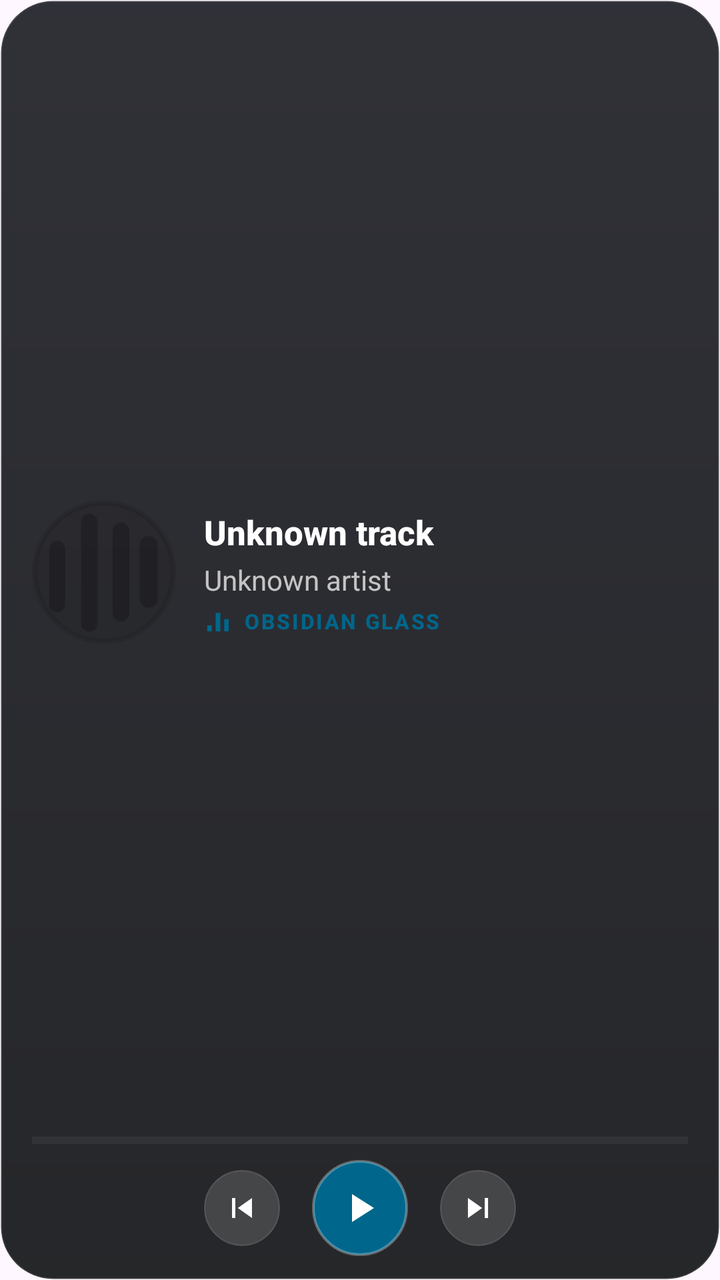
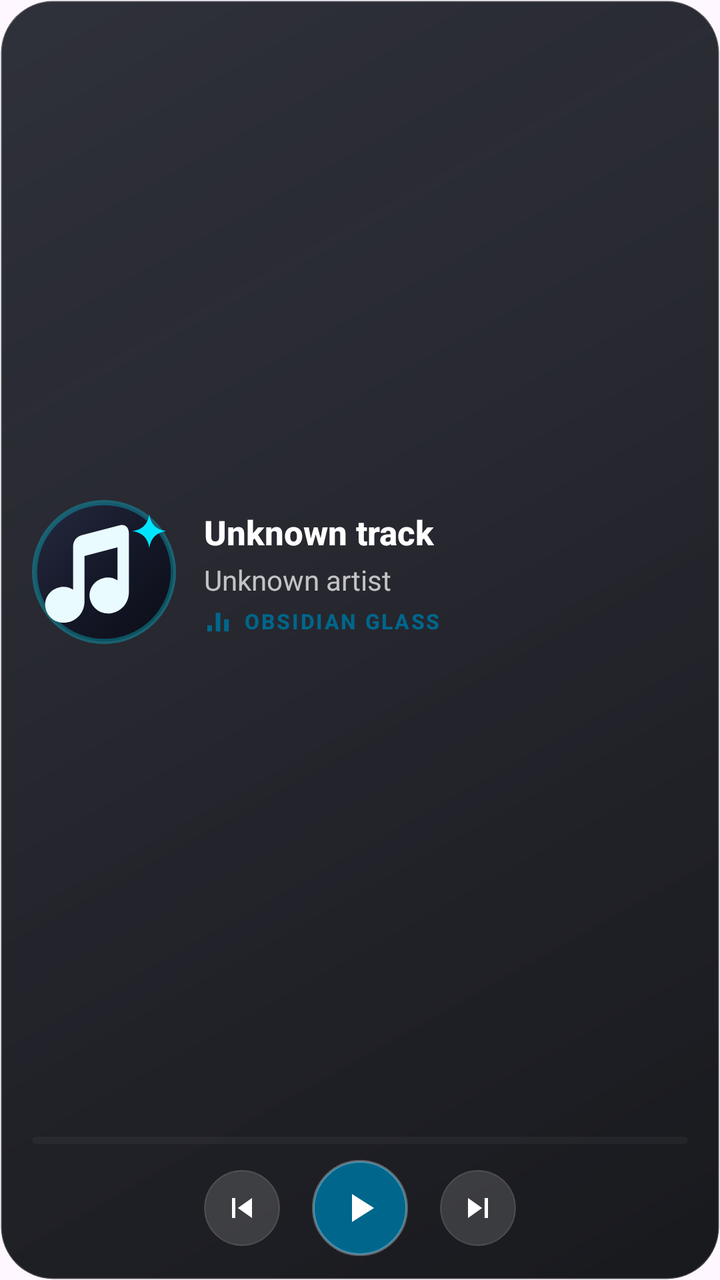

An Android layout rendered at two revisions. The XML below is the earlier revision; the diff shows what the commit changed to produce the second picture.
<!-- AndroidManifest.xml: application theme Theme.NeonSong.Splash -->
<!-- res/layout/widget_obsidian_expanded.xml -->
<?xml version="1.0" encoding="utf-8"?>
<LinearLayout xmlns:android="http://schemas.android.com/apk/res/android"
    android:id="@+id/widget_root"
    android:layout_width="match_parent"
    android:layout_height="match_parent"
    android:background="@drawable/widget_obsidian_background"
    android:clipToOutline="true"
    android:gravity="center_vertical"
    android:orientation="vertical"
    android:paddingStart="16dp"
    android:paddingEnd="16dp"
    android:paddingTop="12dp"
    android:paddingBottom="12dp">

    
    <LinearLayout
        android:id="@+id/widget_empty_group"
        android:layout_width="match_parent"
        android:layout_height="wrap_content"
        android:gravity="center_vertical"
        android:orientation="horizontal"
        android:visibility="gone">

        <ImageView
            android:id="@+id/widget_empty_icon"
            android:layout_width="60dp"
            android:layout_height="60dp"
            android:contentDescription="@null"
            android:src="@drawable/widget_art_placeholder" />

        <LinearLayout
            android:layout_width="0dp"
            android:layout_height="wrap_content"
            android:layout_marginStart="14dp"
            android:layout_weight="1"
            android:orientation="vertical">

            <TextView
                android:id="@+id/widget_empty_title"
                android:layout_width="match_parent"
                android:layout_height="wrap_content"
                android:ellipsize="end"
                android:fontFamily="sans-serif-medium"
                android:maxLines="1"
                android:text="@string/widget_obsidian_name"
                android:textColor="#FFFFFFFF"
                android:textSize="17sp"
                android:textStyle="bold" />

            <TextView
                android:id="@+id/widget_empty_sub"
                android:layout_width="match_parent"
                android:layout_height="wrap_content"
                android:layout_marginTop="3dp"
                android:ellipsize="end"
                android:fontFamily="sans-serif"
                android:maxLines="1"
                android:text="@string/widget_obsidian_description"
                android:textColor="#B8FFFFFF"
                android:textSize="13.5sp" />
        </LinearLayout>
    </LinearLayout>

    
    <LinearLayout
        android:id="@+id/widget_content_group"
        android:layout_width="match_parent"
        android:layout_height="match_parent"
        android:gravity="center_vertical"
        android:orientation="vertical">

        
        <LinearLayout
            android:layout_width="match_parent"
            android:layout_height="0dp"
            android:layout_weight="1"
            android:gravity="center_vertical"
            android:orientation="horizontal">

            <ImageView
                android:id="@+id/widget_art"
                android:layout_width="72dp"
                android:layout_height="72dp"
                android:contentDescription="@null"
                android:scaleType="centerCrop"
                android:src="@drawable/widget_art_placeholder" />

            <LinearLayout
                android:layout_width="0dp"
                android:layout_height="wrap_content"
                android:layout_marginStart="14dp"
                android:layout_weight="1"
                android:gravity="center_vertical"
                android:orientation="vertical">

                <TextView
                    android:id="@+id/widget_title"
                    android:layout_width="match_parent"
                    android:layout_height="wrap_content"
                    android:ellipsize="end"
                    android:fontFamily="sans-serif-medium"
                    android:maxLines="2"
                    android:text="Unknown track"
                    android:textColor="#FFFFFFFF"
                    android:textSize="17sp"
                    android:textStyle="bold" />

                <TextView
                    android:id="@+id/widget_subtitle"
                    android:layout_width="match_parent"
                    android:layout_height="wrap_content"
                    android:layout_marginTop="3dp"
                    android:ellipsize="end"
                    android:fontFamily="sans-serif"
                    android:maxLines="1"
                    android:text="Unknown artist"
                    android:textColor="#B8FFFFFF"
                    android:textSize="14sp" />

                <LinearLayout
                    android:id="@+id/widget_eq_group"
                    android:layout_width="wrap_content"
                    android:layout_height="wrap_content"
                    android:layout_marginTop="4dp"
                    android:gravity="center_vertical"
                    android:orientation="horizontal">

                    <ImageView
                        android:id="@+id/widget_eq_icon"
                        android:layout_width="14dp"
                        android:layout_height="14dp"
                        android:contentDescription="@null"
                        android:src="@drawable/widget_eq_frame_0" />

                    <TextView
                        android:id="@+id/widget_state"
                        android:layout_width="wrap_content"
                        android:layout_height="wrap_content"
                        android:layout_marginStart="6dp"
                        android:fontFamily="sans-serif-medium"
                        android:letterSpacing="0.08"
                        android:textAllCaps="true"
                        android:text="OBSIDIAN GLASS"
                        android:textColor="@color/widget_primary"
                        android:textSize="10.5sp"
                        android:textStyle="bold" />
                </LinearLayout>
            </LinearLayout>
        </LinearLayout>

        
        <LinearLayout
            android:id="@+id/widget_progress_row"
            android:layout_width="match_parent"
            android:layout_height="wrap_content"
            android:layout_marginTop="8dp"
            android:layout_marginBottom="8dp"
            android:gravity="center_vertical"
            android:orientation="horizontal">

            <ProgressBar
                android:id="@+id/widget_progress"
                style="?android:attr/progressBarStyleHorizontal"
                android:layout_width="match_parent"
                android:layout_height="3.5dp"
                android:max="1000"
                android:progress="0"
                android:progressBackgroundTint="#33FFFFFF"
                android:progressTint="@color/widget_primary" />
        </LinearLayout>

        
        <LinearLayout
            android:id="@+id/widget_controls_group"
            android:layout_width="match_parent"
            android:layout_height="wrap_content"
            android:gravity="center"
            android:orientation="horizontal">

            <ImageButton
                android:id="@+id/widget_prev"
                android:layout_width="38dp"
                android:layout_height="38dp"
                android:background="@drawable/widget_obsidian_button"
                android:contentDescription="@string/desc_previous"
                android:padding="9dp"
                android:scaleType="fitCenter"
                android:src="@drawable/ic_widget_skip_previous"
                android:tint="#FFFFFFFF" />

            <FrameLayout
                android:id="@+id/widget_play_pause_container"
                android:layout_width="48dp"
                android:layout_height="48dp"
                android:layout_marginStart="16dp"
                android:layout_marginEnd="16dp"
                android:background="@drawable/widget_obsidian_play">

                <ImageView
                    android:id="@+id/widget_play_pause"
                    android:layout_width="24dp"
                    android:layout_height="24dp"
                    android:layout_gravity="center"
                    android:contentDescription="@string/desc_play_pause"
                    android:src="@drawable/ic_widget_play"
                    android:tint="@color/widget_on_primary" />
            </FrameLayout>

            <FrameLayout
                android:id="@+id/widget_next_container"
                android:layout_width="38dp"
                android:layout_height="38dp"
                android:background="@drawable/widget_obsidian_button">

                <ImageButton
                    android:id="@+id/widget_next"
                    android:layout_width="match_parent"
                    android:layout_height="match_parent"
                    android:background="@android:color/transparent"
                    android:contentDescription="@string/desc_next"
                    android:padding="9dp"
                    android:scaleType="fitCenter"
                    android:src="@drawable/ic_widget_skip_next"
                    android:tint="#FFFFFFFF" />
            </FrameLayout>
        </LinearLayout>
    </LinearLayout>
</LinearLayout>
<!-- resources referenced by this layout -->
<resources>
  <color name="widget_on_primary">#FF000000</color>
  <color name="widget_primary">#FF00E5FF</color>
  <!-- drawable widget_art_placeholder (drawable) -->
  <?xml version="1.0" encoding="utf-8"?>
  <layer-list xmlns:android="http://schemas.android.com/apk/res/android">
      <item>
          <shape android:shape="rectangle">
              <corners android:radius="14dp" />
              <solid android:color="@color/widget_surface_variant" />
              <stroke
                  android:width="1dp"
                  android:color="@color/widget_hairline" />
          </shape>
      </item>
      <item
          android:width="26dp"
          android:height="26dp"
          android:gravity="center"
          android:drawable="@drawable/ic_widget_logo_mark" />
  </layer-list>
  <!-- drawable widget_obsidian_background (drawable) -->
  <?xml version="1.0" encoding="utf-8"?>
  <shape xmlns:android="http://schemas.android.com/apk/res/android"
      android:shape="rectangle">
      <corners android:radius="26dp" />
      <gradient
          android:angle="270"
          android:startColor="#E61A1B22"
          android:endColor="#E60E0F12"
          android:type="linear" />
      <stroke
          android:width="1dp"
          android:color="#26FFFFFF" />
  </shape>
  <string name="desc_next">Next</string>
  <string name="desc_play_pause">Play or pause</string>
  <string name="desc_previous">Previous</string>
  <string name="widget_obsidian_description">Frosted obsidian glass player with translucent depth and crystal rim</string>
  <string name="widget_obsidian_name">Neon Song Obsidian Glass</string>
  <color name="widget_surface_variant">#14000000</color>
  <color name="widget_hairline">#1A000000</color>
  <!-- drawable ic_widget_logo_mark (drawable) -->
  <vector xmlns:android="http://schemas.android.com/apk/res/android"
      android:width="24dp"
      android:height="24dp"
      android:viewportWidth="108"
      android:viewportHeight="108">
      <path
          android:fillColor="@color/widget_on_surface_variant"
          android:pathData="M12.92,36.47 A5.99,5.99 0 0 1 24.89,36.47 L24.89,78.39 A5.99,5.99 0 0 1 12.92,78.39 Z" />
      <path
          android:fillColor="@color/widget_on_surface_variant"
          android:pathData="M36.86,16.58 A6.14,6.14 0 0 1 49.15,16.58 L49.15,92.58 A6.14,6.14 0 0 1 36.86,92.58 Z" />
      <path
          android:fillColor="@color/widget_on_surface_variant"
          android:pathData="M60.54,23.12 A6.25,6.25 0 0 1 73.04,23.12 L73.04,84.82 A6.25,6.25 0 0 1 60.54,84.82 Z" />
      <path
          android:fillColor="@color/widget_on_surface_variant"
          android:pathData="M80.74,33.72 A6.72,6.72 0 0 1 94.18,33.72 L94.18,74.17 A6.72,6.72 0 0 1 80.74,74.17 Z" />
  </vector>
  <color name="widget_eq_bar">#FF00E5FF</color>
  <color name="splash_background">#FF100F0F</color>
  <!-- drawable neon_song_splash_art (drawable) -->
  <?xml version="1.0" encoding="utf-8"?>
  <bitmap xmlns:android="http://schemas.android.com/apk/res/android"
      android:src="@drawable/beru_icon_3d"
      android:gravity="fill" />
  <color name="widget_on_surface_variant">#8A1A1A1E</color>
  <!-- unchanged entries left out for length: 10 -->
</resources>

<!-- the commit's change to res/layout/widget_obsidian_expanded.xml (unified diff, before → after) -->
@@ -23,9 +23,10 @@
 
         <ImageView
             android:id="@+id/widget_empty_icon"
-            android:layout_width="60dp"
-            android:layout_height="60dp"
+            android:layout_width="62dp"
+            android:layout_height="62dp"
             android:contentDescription="@null"
+            android:scaleType="centerCrop"
             android:src="@drawable/widget_art_placeholder" />
 
         <LinearLayout
@@ -166,6 +167,7 @@
                 android:max="1000"
                 android:progress="0"
                 android:progressBackgroundTint="#33FFFFFF"
+                android:progressDrawable="@drawable/widget_progress_bar"
                 android:progressTint="@color/widget_primary" />
         </LinearLayout>
 
<!-- resource entries referenced after the edit -->
@@ -7,16 +7,21 @@
   <layer-list xmlns:android="http://schemas.android.com/apk/res/android">
       <item>
           <shape android:shape="rectangle">
-              <corners android:radius="14dp" />
-              <solid android:color="@color/widget_surface_variant" />
+              <corners android:radius="18dp" />
+              <gradient
+                  android:angle="315"
+                  android:startColor="#FF252A3F"
+                  android:centerColor="#FF151828"
+                  android:endColor="#FF0B0D16"
+                  android:type="linear" />
               <stroke
                   android:width="1dp"
-                  android:color="@color/widget_hairline" />
+                  android:color="#4D00E5FF" />
           </shape>
       </item>
       <item
-          android:width="26dp"
-          android:height="26dp"
+          android:width="28dp"
+          android:height="28dp"
           android:gravity="center"
           android:drawable="@drawable/ic_widget_logo_mark" />
   </layer-list>
@@ -26,39 +31,52 @@
       android:shape="rectangle">
       <corners android:radius="26dp" />
       <gradient
-          android:angle="270"
-          android:startColor="#E61A1B22"
-          android:endColor="#E60E0F12"
+          android:angle="315"
+          android:startColor="#EC1E202B"
+          android:centerColor="#EB13141C"
+          android:endColor="#F00A0B0F"
           android:type="linear" />
       <stroke
-          android:width="1dp"
-          android:color="#26FFFFFF" />
+          android:width="1.1dp"
+          android:color="#33FFFFFF" />
   </shape>
+  <!-- drawable widget_progress_bar (drawable) -->
+  <?xml version="1.0" encoding="utf-8"?>
+  <layer-list xmlns:android="http://schemas.android.com/apk/res/android">
+      <item android:id="@android:id/background">
+          <shape android:shape="rectangle">
+              <corners android:radius="100dp" />
+              <solid android:color="#30FFFFFF" />
+          </shape>
+      </item>
+      <item android:id="@android:id/progress">
+          <clip>
+              <shape android:shape="rectangle">
+                  <corners android:radius="100dp" />
+                  <solid android:color="#FFFFFFFF" />
+              </shape>
+          </clip>
+      </item>
+  </layer-list>
   <string name="desc_next">Next</string>
   <string name="desc_play_pause">Play or pause</string>
   <string name="desc_previous">Previous</string>
   <string name="widget_obsidian_description">Frosted obsidian glass player with translucent depth and crystal rim</string>
   <string name="widget_obsidian_name">Neon Song Obsidian Glass</string>
-  <color name="widget_surface_variant">#14000000</color>
-  <color name="widget_hairline">#1A000000</color>
   <!-- drawable ic_widget_logo_mark (drawable) -->
+  <?xml version="1.0" encoding="utf-8"?>
   <vector xmlns:android="http://schemas.android.com/apk/res/android"
-      android:width="24dp"
-      android:height="24dp"
-      android:viewportWidth="108"
-      android:viewportHeight="108">
+      android:width="28dp"
+      android:height="28dp"
+      android:viewportWidth="24"
+      android:viewportHeight="24">
+      
       <path
-          android:fillColor="@color/widget_on_surface_variant"
-          android:pathData="M12.92,36.47 A5.99,5.99 0 0 1 24.89,36.47 L24.89,78.39 A5.99,5.99 0 0 1 12.92,78.39 Z" />
+          android:fillColor="#FFEAFBFF"
+          android:pathData="M14.7,4.2 L8.3,5.85 C7.45,6.06 6.85,6.82 6.85,7.7 L6.85,14.95 C6.25,14.55 5.5,14.38 4.7,14.52 C3.02,14.82 1.92,16.4 2.26,18.02 C2.6,19.65 4.2,20.72 5.88,20.4 C7.58,20.08 8.75,18.62 8.75,16.88 L8.75,9.32 L14.25,7.9 L14.25,13.4 C13.65,13.0 12.9,12.83 12.1,12.97 C10.42,13.27 9.32,14.85 9.66,16.47 C10.0,18.1 11.6,19.17 13.28,18.85 C14.98,18.53 16.15,17.07 16.15,15.33 L16.15,5.55 C16.15,4.55 15.52,4.0 14.7,4.2 Z" />
       <path
-          android:fillColor="@color/widget_on_surface_variant"
-          android:pathData="M36.86,16.58 A6.14,6.14 0 0 1 49.15,16.58 L49.15,92.58 A6.14,6.14 0 0 1 36.86,92.58 Z" />
-      <path
-          android:fillColor="@color/widget_on_surface_variant"
-          android:pathData="M60.54,23.12 A6.25,6.25 0 0 1 73.04,23.12 L73.04,84.82 A6.25,6.25 0 0 1 60.54,84.82 Z" />
-      <path
-          android:fillColor="@color/widget_on_surface_variant"
-          android:pathData="M80.74,33.72 A6.72,6.72 0 0 1 94.18,33.72 L94.18,74.17 A6.72,6.72 0 0 1 80.74,74.17 Z" />
+          android:fillColor="#FF00E5FF"
+          android:pathData="M19.55,2.4 Q19.9,4.85 22.35,5.2 Q19.9,5.55 19.55,8.0 Q19.2,5.55 16.75,5.2 Q19.2,4.85 19.55,2.4 Z" />
   </vector>
   <color name="widget_eq_bar">#FF00E5FF</color>
   <color name="splash_background">#FF100F0F</color>
@@ -67,7 +85,6 @@
   <bitmap xmlns:android="http://schemas.android.com/apk/res/android"
       android:src="@drawable/beru_icon_3d"
       android:gravity="fill" />
-  <color name="widget_on_surface_variant">#8A1A1A1E</color>
   <!-- unchanged entries left out for length: 10 -->
 </resources>
 
